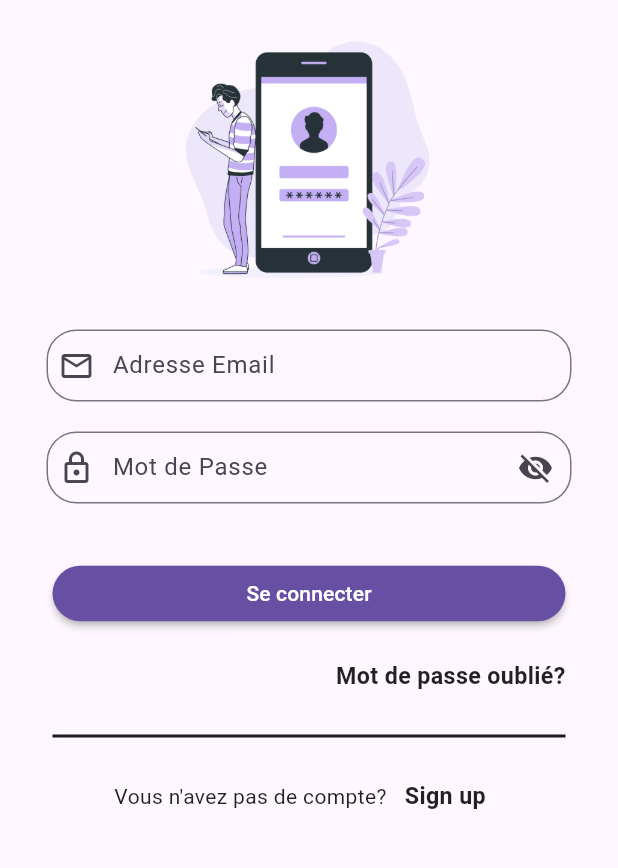
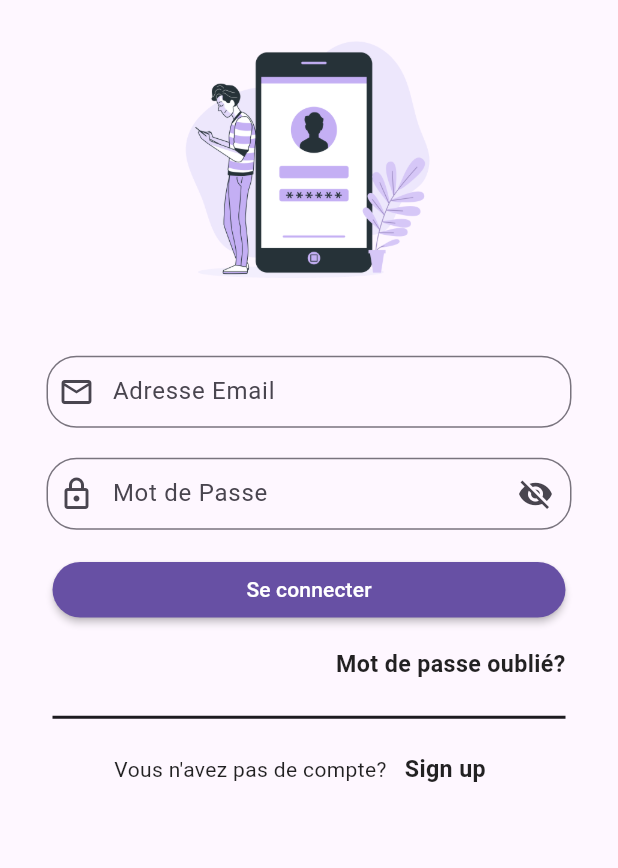
Before and after one commit to firashedfi5/Depanini, a Flutter app: the screen it shows after launch, on a phone screen of 412 x 824 dp, the part 224-1092 px from its top. Run offline on Flutter 3.47's test engine with Material 3 defaults, Android fonts, the phone set to English and light mode, and no system bars; our stand-ins replace cloud_firestore, curved_navigation_bar, firebase_auth, firebase_core, firebase_messaging, firebase_storage and 7 more; missing offline and left inert: flutter_polyline_points; accounts and stored records are empty.

Commit message:
Adjust spacing in SigninScreen for improved layout; reduce heights of SizedBox and Divider

```diff
--- a/lib/screens/auth/signin_screen.dart
+++ b/lib/screens/auth/signin_screen.dart
@@ -205,12 +205,12 @@ class _SigninScreenState extends State<SigninScreen> {
                           },
                         ),
                       ),
-                      SizedBox(height: 40),
+                      SizedBox(height: 20),
                       ElevatedButton(
                         onPressed: _submit,
                         child: Text('Se connecter'),
                       ),
-                      SizedBox(height: 15),
+                      SizedBox(height: 10),
                       Align(
                         alignment: Alignment.centerRight,
                         child: TextButton(
@@ -239,7 +239,7 @@ class _SigninScreenState extends State<SigninScreen> {
                       ),
                       Divider(
                         thickness: 2,
-                        height: 40,
+                        height: 30,
                         indent: 35,
                         endIndent: 35,
                       ),
```
